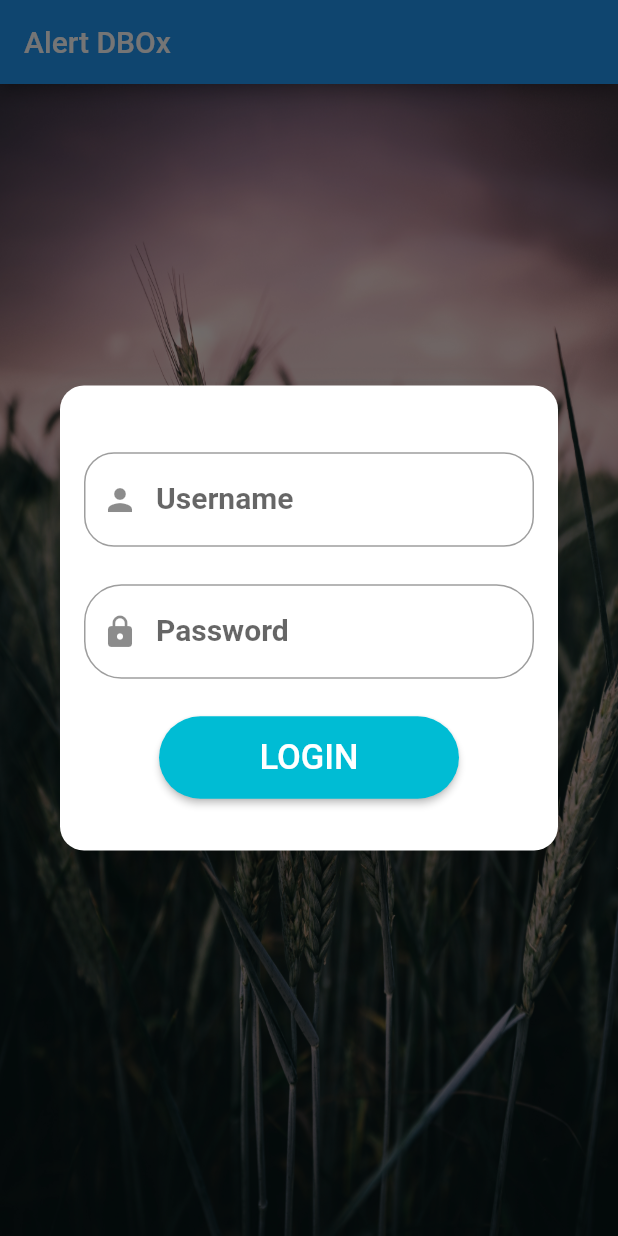
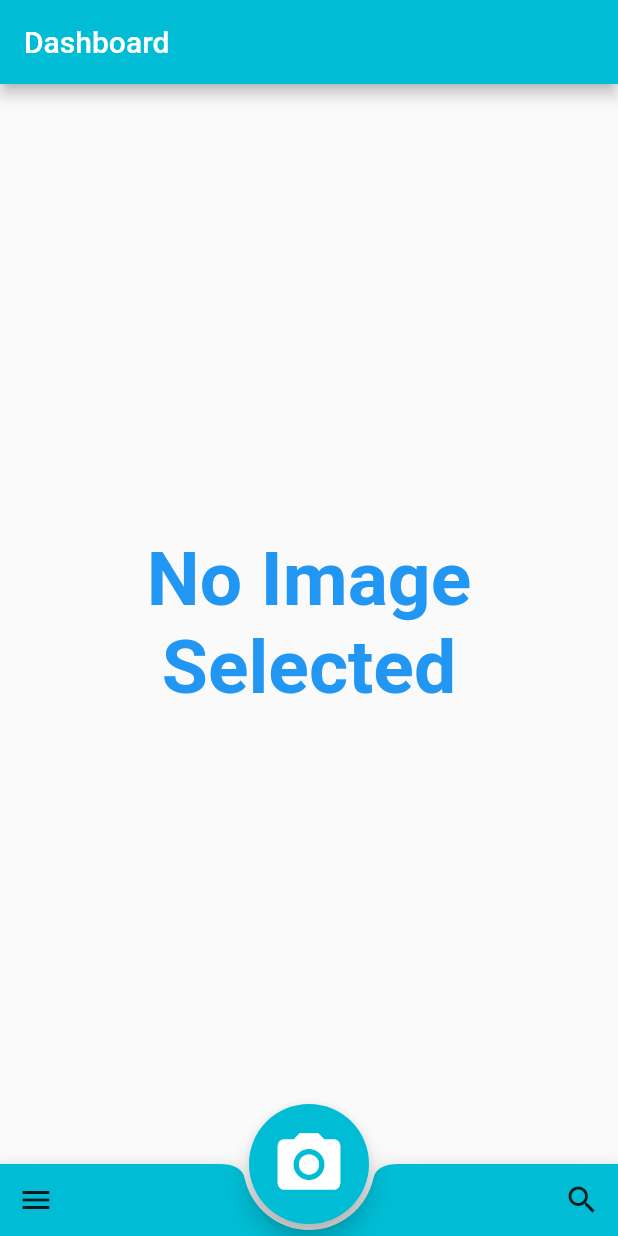
Before and after one commit to MukulGr8/flutter_simple_ui, a Flutter app: the screen it shows after launch, on a phone screen of 412 x 824 dp. Run offline on Flutter 3.47's test engine with Material 2 defaults, Android fonts, the phone set to English and light mode, and no system bars; our stand-ins replace image_picker; Roboto replaces fonts that are missing (Poppins).

Commit message:
fourth commit

```diff
--- a/lib/TryAlertDBox.dart
+++ b/lib/TryAlertDBox.dart
@@ -8,7 +8,8 @@ class TryAlertDBox extends StatelessWidget {
     Future.delayed(Duration.zero, () => _onTapImage(context));
     return Scaffold(
       appBar: new AppBar(
-        title: new Text("Alert DBOx"),
+        title: new Text("Sign In"),
+        centerTitle: true,
       ),
 
       body: new Stack(
--- a/lib/main.dart
+++ b/lib/main.dart
@@ -1,9 +1,170 @@
 import 'package:flutter/material.dart';
 import 'package:flutter_new/Login/Login.dart';
 import 'package:flutter_new/TryAlertDBox.dart';
+import 'package:image_picker/image_picker.dart';
+import 'dart:io'; //This is used for File class here
+import 'package:flutter/services.dart' show rootBundle;
+
 
 void main() {
   runApp(new MaterialApp(
-    home: new TryAlertDBox(),
+    home: new Home(),
   ));
 }
+
+class Home extends StatefulWidget {
+  bool ok = true;
+  @override
+  _HomeState createState() => _HomeState();
+}
+
+class _HomeState extends State<Home> {
+  File image;
+  int mS=0;
+  int iSize=0;
+
+  String defPath = "images/crops.jpg";
+
+//  To pick Image
+  _getImage() async {
+    print('Picker is called');
+    File img = await ImagePicker.pickImage(source: ImageSource.camera);
+    mS= await img.length();
+    double oS = mS/1000000;
+//    mS.then((values) {
+//      // Code that doesn't use the `_` parameter...
+//      print("Size of the image > "+(values/1000000).toString());
+//      var hmm = values/1000000;
+//      setState(() {
+//        print("orignal size is "+hmm.toString());
+//        if(hmm <= 1){
+//          widget.ok = false;
+//        }
+//      });
+//    });
+//    File img = await ImagePicker.pickImage(source: ImageSource.gallery);
+
+    if (img != null) {
+      image = img;
+      iSize = oS.toInt();
+    }
+    setState(() {
+      image = img;
+      iSize = oS.toInt();
+    });
+  }
+
+  @override
+  Widget build(BuildContext context) {
+    return Scaffold(
+      appBar: new AppBar(
+        title: new Text("Dashboard"),
+        backgroundColor: new Color.fromRGBO(0, 188,212 ,1),
+      ),
+
+      //This is the floating action button
+      floatingActionButtonLocation: FloatingActionButtonLocation.centerDocked,
+      floatingActionButton: Container(
+        height: 80,
+        width: 80,
+        child: FloatingActionButton(
+          backgroundColor: Colors.cyan,
+          child: const Icon(
+            Icons.camera_alt,
+            size: 50.0,
+            color: Colors.white,
+          ),
+          onPressed: () {
+            _getImage();
+          },
+        ),
+      ),
+
+      //This is used for the containing the image
+      body: Container(
+          alignment:FractionalOffset.center,
+          child: image == null && iSize <= 1
+              ? new Text(
+            "No Image Selected",
+            textAlign: TextAlign.center,
+            style: new TextStyle(
+                fontSize: 50,
+                fontWeight: FontWeight.bold,
+                color: Colors.blue),
+          )
+              : Image.file(
+            image,
+            fit: BoxFit.cover,
+          )),
+
+      //This is the bottom navigation bar which is having a notch shape to display the fab
+      bottomNavigationBar: BottomAppBar(
+        shape: CircularNotchedRectangle(),
+//        notchMargin: 20.0, //This will increase the margin between notch and the fab
+        color: new Color.fromRGBO(0, 188,212 ,1),
+//        hasNotch: true,  //This parameter dosn't work more
+        child: new Row(
+          mainAxisSize: MainAxisSize.max,
+          mainAxisAlignment: MainAxisAlignment.spaceBetween,
+          children: <Widget>[
+            IconButton(
+              icon: Icon(Icons.menu),
+              onPressed: () {},
+            ),
+            IconButton(
+              icon: Icon(Icons.search),
+              onPressed: () {},
+            ),
+          ],
+        ),
+      ),
+
+//      bottomNavigationBar: new Stack(
+////        overflow: Overflow.visible,
+//        alignment: new FractionalOffset(.5, 1.0),
+//        children: [
+//          new Container(
+//            height: 56.0,
+//            color: Colors.blue,
+//          ),
+//          new Padding(
+//            padding: const EdgeInsets.only(bottom: 24.0),
+//            child: new FloatingActionButton(
+//              onPressed: () => print('hello world'),
+//              child: new Icon(Icons.arrow_back),backgroundColor: Colors.redAccent,
+//            ),
+//          ),
+//        ],
+//      ),
+    );
+  }
+
+//  Widget _checkImageSize() {
+//
+//    if (size >= 1) {
+//      return Container(
+//              alignment:FractionalOffset.center,
+//              child: Image.file(
+//                image,
+//                fit: BoxFit.cover,
+//              ));
+//    } else {
+//      return Container(
+//          alignment:FractionalOffset.center,
+//          child: image == null
+//              ? new Text(
+//            "No Image Selected",
+//            textAlign: TextAlign.center,
+//            style: new TextStyle(
+//                fontSize: 50,
+//                fontWeight: FontWeight.bold,
+//                color: Colors.blue),
+//          )
+//              : Image.file(
+//            image,
+//            fit: BoxFit.cover,
+//          ));
+//    }
+
+//  }
+}
--- a/pubspec.yaml
+++ b/pubspec.yaml
@@ -19,6 +19,7 @@ dependencies:
   # The following adds the Cupertino Icons font to your application.
   # Use with the CupertinoIcons class for iOS style icons.
   cupertino_icons: ^0.1.2
+  image_picker: "^0.4.5"
 
 dev_dependencies:
   flutter_test:
```
